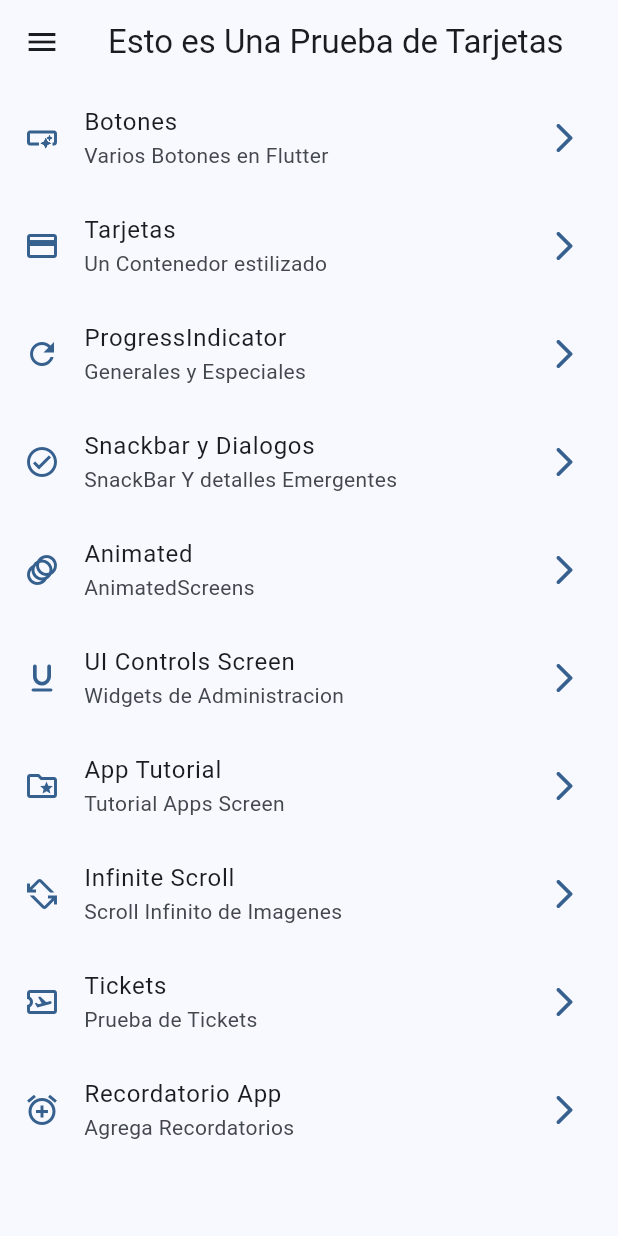
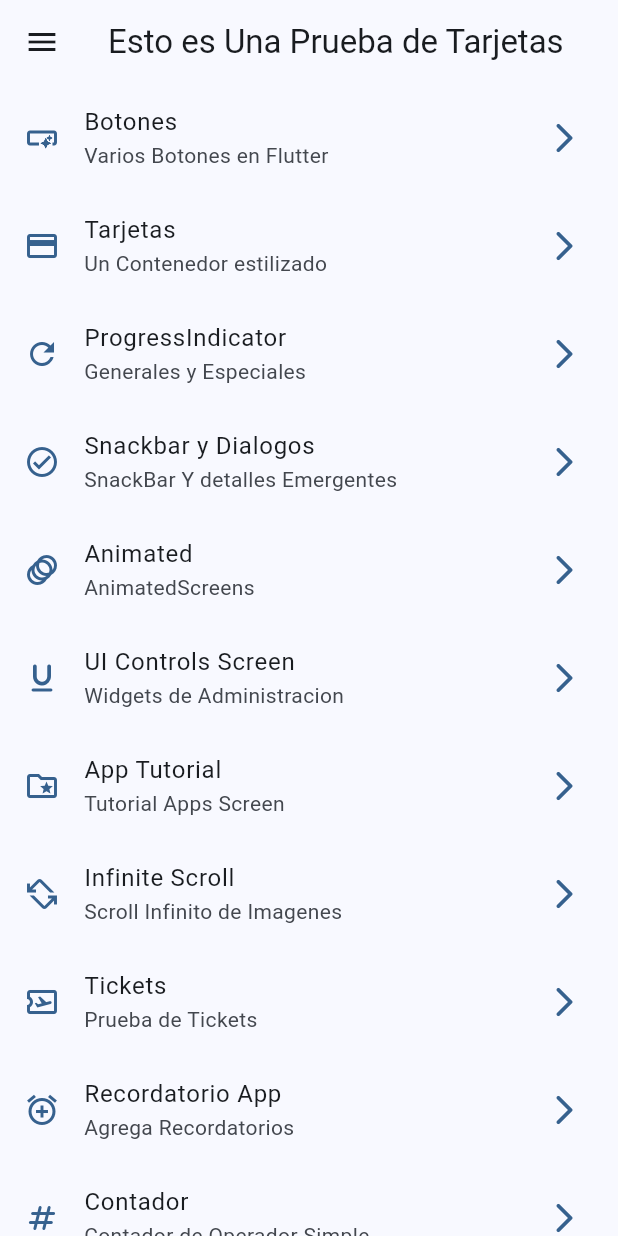
Before and after one commit to c90Beretta/widgets_sexmode, a Flutter app: the screen it shows after launch, on a phone screen of 412 x 824 dp. Run offline on Flutter 3.47's test engine with Material 3 defaults, Android fonts, the phone set to English and light mode, and no system bars; our stand-ins replace animate_do, go_router.

Commit message:
Contador Introduccion a RiverPod

```diff
--- a/lib/config/items_menu/menu_items.dart
+++ b/lib/config/items_menu/menu_items.dart
@@ -66,5 +66,10 @@ const appMenuItems = <MenuItem>[
       title: "Recordatorio App",
       subtittle: "Agrega Recordatorios",
       link: "/recordatorioscreens",
-      icon: Icons.alarm_add_sharp)
+      icon: Icons.alarm_add_sharp),
+  MenuItem(
+      title: "Contador",
+      subtittle: "Contador de Operador Simple",
+      link: "/counterscreens",
+      icon: Icons.numbers_rounded)
 ];
--- a/lib/config/router/app_router.dart
+++ b/lib/config/router/app_router.dart
@@ -1,5 +1,6 @@
 import 'package:go_router/go_router.dart';
 import 'package:widgets_sexmode/presentation/Screens/RecordatorioScreen/recordatorioscreen.dart';
+import 'package:widgets_sexmode/presentation/Screens/counter/counter_screen.dart';
 import 'package:widgets_sexmode/presentation/Screens/screens.dart';
 
 // GoRouter configuration
@@ -59,6 +60,11 @@ final appRouter = GoRouter(
       name: RecordatorioScreen.name,
       path: "/recordatorioscreens",
       builder:(context, state) => const RecordatorioScreen(),
+      ),
+      GoRoute(
+      name: CounterScreen.name,
+      path: "/counterscreens",
+      builder:(context, state) => const CounterScreen(),
       )
   ],
 );
--- a/lib/presentation/Screens/screens.dart
+++ b/lib/presentation/Screens/screens.dart
@@ -9,3 +9,5 @@ export 'package:widgets_sexmode/presentation/Screens/home/home_screen.dart';
 export 'package:widgets_sexmode/presentation/Screens/infinte_scroll/infinite_scroll_screen.dart';
 export 'package:widgets_sexmode/presentation/Screens/progress/progress_screen.dart';
 export 'package:widgets_sexmode/presentation/Screens/ui_controls/ui_controls_screens.dart';
+export 'package:widgets_sexmode/presentation/widgets/side_menu.dart';
+export 'package:widgets_sexmode/config/items_menu/menu_items.dart';
```
Also changed, not shown: lib/presentation/Screens/counter/counter_screen.dart (added, +33 -0 lines).
